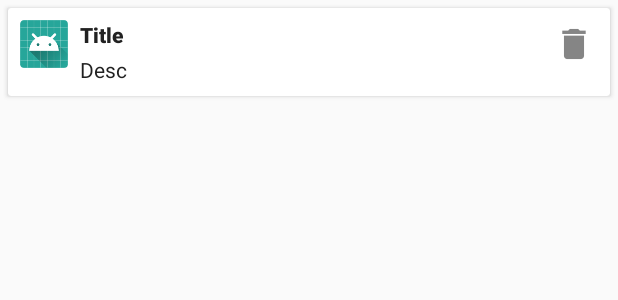
After one commit to blaZ3/Subjects, an Android app: the layout layout_subject_item.xml on its own in the app's theme, with its tools: preview values and no code run, on a phone screen of 412 x 824 dp. The commit adds this screen. Shown: the top 300 px of the screen. Run offline under Robolectric (Android 15) with nearby library versions, the phone set to English and light mode, and no system bars.

Commit message:
added subject item layout

```diff
--- a/app/src/main/AndroidManifest.xml
+++ b/app/src/main/AndroidManifest.xml
@@ -1,6 +1,9 @@
 <?xml version="1.0" encoding="utf-8"?>
 <manifest xmlns:android="http://schemas.android.com/apk/res/android"
     package="com.example.subjects">
+
+    <uses-permission android:name="android.permission.INTERNET"/>
+    <uses-permission android:name="android.permission.WRITE_EXTERNAL_STORAGE"/>
 
     <application
         android:allowBackup="true"
@@ -17,7 +20,7 @@
             </intent-filter>
         </activity>
         <activity android:name=".app.home.HomeActivity" />
-        <activity android:name=".app.addSubject.AddSubjectActivity"></activity>
+        <activity android:name=".app.subject.addSubject.AddSubjectActivity"></activity>
     </application>
 
 </manifest>
--- a/app/src/main/java/com/example/subjects/app/addSubject/AddSubjectActivity.java
+++ b/app/src/main/java/com/example/subjects/app/subject/addSubject/AddSubjectActivity.java
@@ -1,4 +1,4 @@
-package com.example.subjects.app.addSubject;
+package com.example.subjects.app.subject.addSubject;
 
 import android.support.v7.app.AppCompatActivity;
 import android.os.Bundle;
--- a/app/src/main/java/com/example/subjects/app/addSubject/AddSubjectScreen.java
+++ b/app/src/main/java/com/example/subjects/app/subject/addSubject/AddSubjectScreen.java
@@ -1,4 +1,4 @@
-package com.example.subjects.app.addSubject;
+package com.example.subjects.app.subject.addSubject;
 
 /**
  * Created by vivek on 07/03/18.
--- a/app/src/main/res/layout/activity_add_subject.xml
+++ b/app/src/main/res/layout/activity_add_subject.xml
@@ -4,6 +4,6 @@
     xmlns:tools="http://schemas.android.com/tools"
     android:layout_width="match_parent"
     android:layout_height="match_parent"
-    tools:context="com.example.subjects.app.addSubject.AddSubjectActivity">
+    tools:context="com.example.subjects.app.subject.addSubject.AddSubjectActivity">
 
 </android.support.constraint.ConstraintLayout>
--- /dev/null
+++ b/app/src/main/res/layout/layout_subject_item.xml
@@ -0,0 +1,74 @@
+<?xml version="1.0" encoding="utf-8"?>
+<layout xmlns:android="http://schemas.android.com/apk/res/android"
+    xmlns:tools="http://schemas.android.com/tools"
+    xmlns:app="http://schemas.android.com/apk/res-auto">
+
+    <data>
+        <variable
+            name="subject"
+            type="com.example.subjects.app.subject.models.Subject"/>
+    </data>
+
+    <android.support.v7.widget.CardView
+        android:layout_width="match_parent"
+        android:layout_height="wrap_content"
+        android:layout_margin="5dp"
+        android:background="@color/white"
+        app:cardBackgroundColor="@color/white">
+
+        <RelativeLayout
+            android:layout_width="match_parent"
+            android:layout_height="wrap_content"
+            android:orientation="horizontal"
+            android:padding="8dp">
+
+
+            <ImageView
+                android:id="@+id/img_subject_item"
+                android:layout_width="32dp"
+                android:layout_height="32dp"
+                tools:src="@mipmap/ic_launcher"/>
+
+            <LinearLayout
+                android:layout_width="match_parent"
+                android:layout_height="wrap_content"
+                android:layout_toRightOf="@+id/img_subject_item"
+                android:layout_toLeftOf="@+id/img_subject_item_delete"
+                android:layout_marginLeft="8dp"
+                android:layout_marginRight="8dp"
+                android:orientation="vertical">
+
+                <TextView
+                    android:id="@+id/txt_subject_item_title"
+                    android:layout_width="match_parent"
+                    android:layout_height="wrap_content"
+                    android:fontFamily="@font/roboto_black"
+                    android:textColor="@color/text"
+                    tools:text="Title"
+                    android:text="@{subject.title}"/>
+
+                <TextView
+                    android:id="@+id/txt_subject_item_desc"
+                    android:layout_width="match_parent"
+                    android:layout_height="wrap_content"
+                    android:layout_marginTop="4dp"
+                    android:lineSpacingMultiplier="1.3"
+                    android:fontFamily="@font/roboto_regular"
+                    android:textColor="@color/text"
+                    tools:text="Desc"
+                    android:text="@{subject.desc}"/>
+
+            </LinearLayout>
+
+            <ImageView
+                android:id="@+id/img_subject_item_delete"
+                android:layout_width="32dp"
+                android:layout_height="32dp"
+                android:layout_alignParentRight="true"
+                android:src="@drawable/ic_delete"/>
+
+        </RelativeLayout>
+
+    </android.support.v7.widget.CardView>
+
+</layout>
--- a/app/src/main/res/values/colors.xml
+++ b/app/src/main/res/values/colors.xml
@@ -2,5 +2,14 @@
 <resources>
     <color name="colorPrimary">#3F51B5</color>
     <color name="colorPrimaryDark">#303F9F</color>
-    <color name="colorAccent">#FF4081</color>
+    <color name="colorAccent">#E040FB</color>
+    <color name="background">#f5f6f7</color>
+
+    <color name="white">#FFFFFF</color>
+    <color name="error_background">#E85959</color>
+    <color name="text">#212121</color>
+
+    <color name="btn_background">#3F51B5</color>
+    <color name="btn_background_alpha">#3f51b5</color>
+
 </resources>
--- a/app/src/main/res/values/styles.xml
+++ b/app/src/main/res/values/styles.xml
@@ -1,11 +1,20 @@
 <resources>
 
     <!-- Base application theme. -->
-    <style name="AppTheme" parent="Theme.AppCompat.Light.DarkActionBar">
-        <!-- Customize your theme here. -->
+    <style name="AppTheme" parent="AppTheme.Base">
         <item name="colorPrimary">@color/colorPrimary</item>
         <item name="colorPrimaryDark">@color/colorPrimaryDark</item>
         <item name="colorAccent">@color/colorAccent</item>
     </style>
 
+    <style name="AppTheme.Base" parent="Theme.AppCompat.Light.DarkActionBar">
+        <!-- Customize your theme here. -->
+        <item name="windowNoTitle">true</item>
+        <item name="windowActionBar">false</item>
+    </style>
+
+    <style name="SplashTheme" parent="Theme.AppCompat.NoActionBar">
+        <item name="android:windowNoTitle">true</item>
+    </style>
+
 </resources>
```
Also changed, not shown: app/build.gradle (+6 -1 lines), app/src/main/java/com/example/subjects/app/subject/models/Subject.java (added, +47 -0 lines), app/src/main/java/com/example/subjects/app/subject/repos/SubjectRepository.java (added, +21 -0 lines), app/src/main/res/layout/activity_home.xml (+34 -6 lines), app/src/main/res/values/dimens.xml (added, +10 -0 lines), app/src/main/res/drawable-hdpi/ic_delete.png (added), app/src/main/res/drawable-mdpi/ic_delete.png (added), app/src/main/res/drawable-xhdpi/ic_delete.png (added), app/src/main/res/drawable-xxhdpi/ic_delete.png (added), app/src/main/res/font/roboto_black.ttf (added), app/src/main/res/font/roboto_regular.ttf (added), app/src/main/res/font/roboto_thin.ttf (added).
